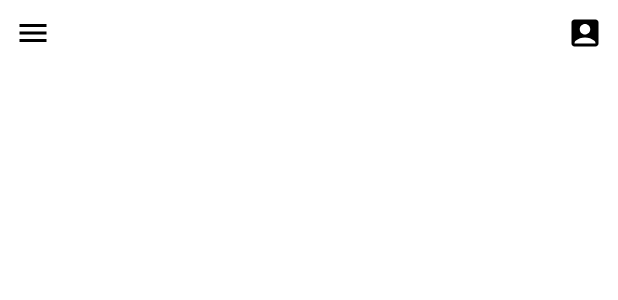
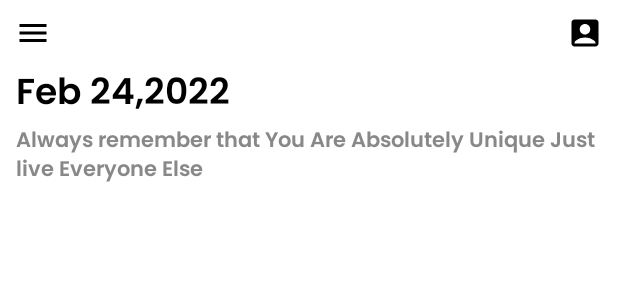
Before and after one commit to chetanmuliya/WorkoutGuide, an Android app built with Jetpack Compose: the @Preview function ComposablePreview, on a phone screen of 412 x 824 dp. Shown: the top 300 px of the screen. Run offline under Robolectric (Android 15) with nearby library versions, the phone set to English and light mode, and no system bars.

Commit message:
Added poppins font and styled the text

```diff
--- a/app/src/main/java/wg/cm/workoutguide/MainActivity.kt
+++ b/app/src/main/java/wg/cm/workoutguide/MainActivity.kt
@@ -7,6 +7,9 @@ import androidx.compose.material.MaterialTheme
 import androidx.compose.material.Surface
 import androidx.compose.material.Text
 import androidx.compose.runtime.Composable
+import androidx.compose.ui.text.font.Font
+import androidx.compose.ui.text.font.FontFamily
+import androidx.compose.ui.text.font.FontWeight
 import androidx.compose.ui.tooling.preview.Preview
 import wg.cm.workoutguide.ui.theme.WorkoutGuideTheme
 
--- a/app/src/main/java/wg/cm/workoutguide/presentation/home_screen/MainHomeScreen.kt
+++ b/app/src/main/java/wg/cm/workoutguide/presentation/home_screen/MainHomeScreen.kt
@@ -1,20 +1,40 @@
 package wg.cm.workoutguide.presentation.home_screen
 
 import androidx.compose.foundation.layout.*
+import androidx.compose.material.Text
 import androidx.compose.material.icons.Icons
 import androidx.compose.material.icons.filled.AccountBox
 import androidx.compose.material.icons.filled.Menu
 import androidx.compose.runtime.Composable
 import androidx.compose.ui.Alignment
 import androidx.compose.ui.Modifier
+import androidx.compose.ui.graphics.Color
+import androidx.compose.ui.text.font.Font
+import androidx.compose.ui.text.font.FontFamily
+import androidx.compose.ui.text.font.FontStyle
+import androidx.compose.ui.text.font.FontWeight
 import androidx.compose.ui.tooling.preview.Preview
 import androidx.compose.ui.unit.dp
+import androidx.compose.ui.unit.sp
+import wg.cm.workoutguide.R
 import androidx.compose.material.Icon as Icon
+
+val fontFamily = FontFamily(
+    Font(R.font.poppins_bold, FontWeight.Bold),
+    Font(R.font.poppins_light, FontWeight.Light),
+    Font(R.font.poppins_regular, FontWeight.Normal),
+    Font(R.font.poppins_meduim, FontWeight.Medium),
+    Font(R.font.poppins_semibold, FontWeight.SemiBold),
+    Font(R.font.poppins_thin, FontWeight.Thin),
+    Font(R.font.poppins_extra_bold, FontWeight.ExtraBold),
+    Font(R.font.poppins_extralight, FontWeight.ExtraLight)
+)
 
 @Composable
 fun MainHomeScreen() {
     Column(modifier = Modifier.fillMaxWidth()) {
         TopBar()
+        DateColumn()
     }
 }
 
@@ -22,7 +42,8 @@ fun MainHomeScreen() {
 fun TopBar(modifier: Modifier = Modifier) {
     Row(verticalAlignment = Alignment.CenterVertically,
         horizontalArrangement = Arrangement.SpaceBetween,
-        modifier = modifier.padding(10.dp)
+        modifier = modifier
+            .padding(10.dp)
             .fillMaxWidth()
     ) {
             Icon(
@@ -40,7 +61,30 @@ fun TopBar(modifier: Modifier = Modifier) {
     }
 }
 
-@Preview
+@Composable
+fun DateColumn(modifier: Modifier = Modifier) {
+    Column(horizontalAlignment = Alignment.Start,
+        verticalArrangement  = Arrangement.SpaceEvenly,
+        modifier = modifier
+            .padding(horizontal = 5.dp)
+            .fillMaxWidth()
+    ) {
+        Text(
+            text = "Feb 24,2022", modifier = Modifier.padding(horizontal = 5.dp),
+            color = Color.Black, fontSize = 24.sp,
+            fontFamily = fontFamily,
+            fontWeight = FontWeight.SemiBold
+        )
+        Text(
+            text = "Always remember that You Are Absolutely Unique Just live Everyone Else", modifier = Modifier.padding(5.dp),
+            color = Color.Gray, fontSize = 14.sp,
+            fontFamily = fontFamily,
+            fontWeight = FontWeight.SemiBold
+        )
+    }
+}
+
+@Preview(showBackground = true)
 @Composable
 fun ComposablePreview() {
     MainHomeScreen()
```
Also changed, not shown: app/src/main/res/font/poppins_bold.ttf (added), app/src/main/res/font/poppins_extra_bold.ttf (added), app/src/main/res/font/poppins_extralight.ttf (added), app/src/main/res/font/poppins_light.ttf (added), app/src/main/res/font/poppins_meduim.ttf (added), app/src/main/res/font/poppins_regular.ttf (added), app/src/main/res/font/poppins_semibold.ttf (added), app/src/main/res/font/poppins_thin.ttf (added).
